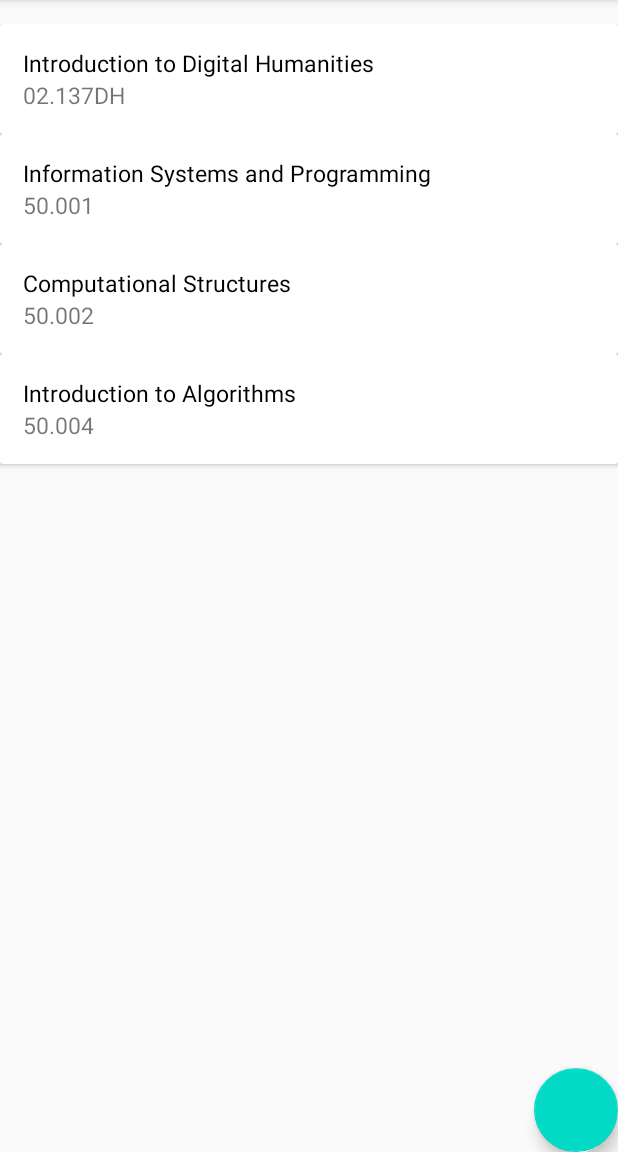
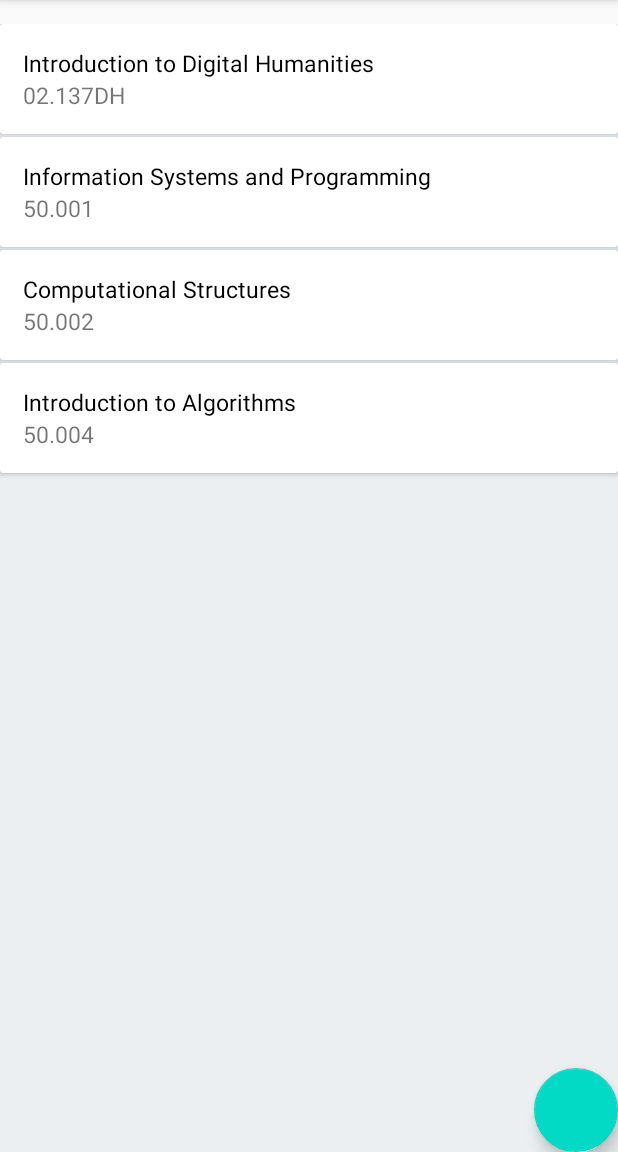
Before and after one commit to carrotbeetrice/Todo, an Android app: the fragment ViewModsFragment shown on its own in the app's theme, on a phone screen of 412 x 824 dp, the part 84-1236 px from its top. Run offline under Robolectric (Android 15) with nearby library versions, the phone set to English and light mode, and no system bars.

```diff
--- a/app/src/main/java/com/example/todo/models/UserModules.java
+++ b/app/src/main/java/com/example/todo/models/UserModules.java
@@ -58,16 +58,4 @@ public class UserModules {
     }
 
 
-    public void update(int position){
-//        SQLiteDatabase db = dbHelper.getReadableDatabase();
-//        ContentValues cv = new ContentValues();
-//        mods.remove(position);
-//        cv.put("IsCompleted", 1);
-//        db.update("TaskCompletion", cv, "TaskID = ?",null);
-    }
-
-
-
-
-
 }
--- a/app/src/main/res/layout/fragment_viewmods.xml
+++ b/app/src/main/res/layout/fragment_viewmods.xml
@@ -26,6 +26,7 @@
         android:layout_marginTop="16dp"
         app:layout_constraintTop_toTopOf="parent"
         tools:layout_editor_absoluteX="0dp"
+        android:background="#ECEFF1"
         tools:listitem="@layout/mods" />
 
 
--- a/app/src/main/res/layout/user_mods_row_item.xml
+++ b/app/src/main/res/layout/user_mods_row_item.xml
@@ -2,7 +2,9 @@
 <androidx.cardview.widget.CardView
     xmlns:android="http://schemas.android.com/apk/res/android"
     android:layout_width="match_parent"
-    android:layout_height="wrap_content">
+    android:layout_height="wrap_content"
+    android:background="@color/white"
+    android:layout_marginBottom="2dp">
 
     <LinearLayout
         android:layout_width="match_parent"
```
Also changed, not shown: app/src/main/java/com/example/todo/ui/viewmods/ViewModsFragment.java (+29 -0 lines).
